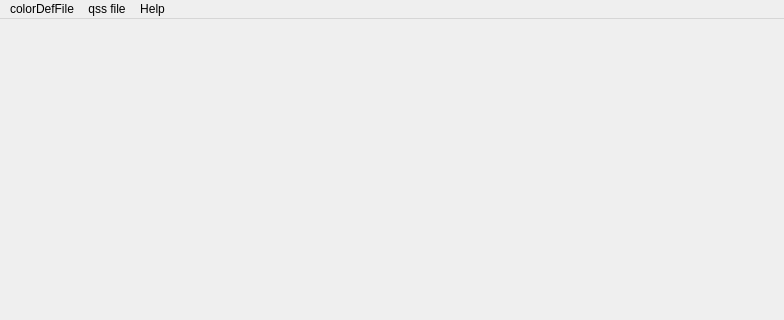
The window that src/mainwindow.ui (chenghongfeng/QssCreator) describes before a commit, drawn with Qt 5; both pictures show x 0 to 784 and y 0 to 320 of the 784 by 663 pixel window.
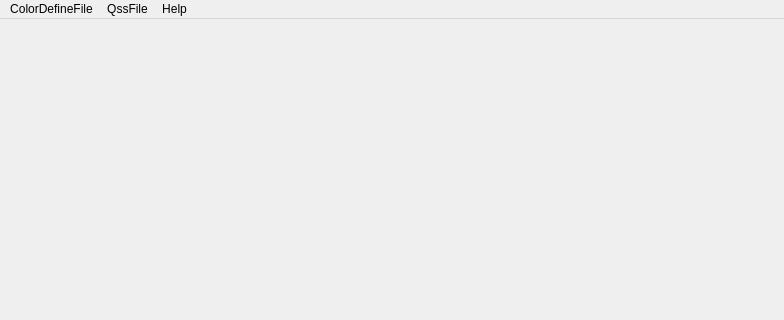
The same window after the commit.

The edit to the form file:
```diff
--- a/src/mainwindow.ui
+++ b/src/mainwindow.ui
@@ -25,7 +25,7 @@
    </property>
    <widget class="QMenu" name="menucolorDefFile">
     <property name="title">
-     <string>colorDefFile</string>
+     <string>ColorDefineFile</string>
     </property>
     <addaction name="actionSaveColorDefineFile"/>
     <addaction name="actionAddNewDef"/>
@@ -35,7 +35,7 @@
    </widget>
    <widget class="QMenu" name="menuqss_file">
     <property name="title">
-     <string>qss file</string>
+     <string>QssFile</string>
     </property>
     <addaction name="actionSaveQssFile"/>
     <addaction name="actionSaveQssToFile"/>
```
Left out of the diff: 6 changed lines with no effect on the pictures.
